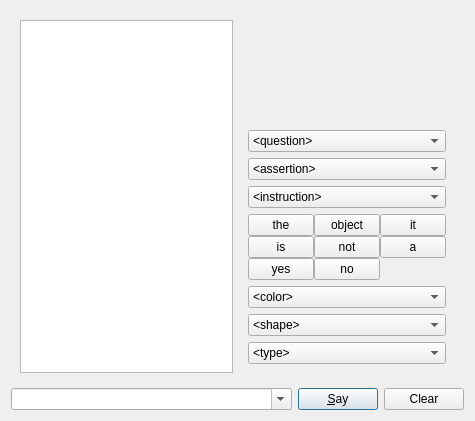
Old version of the form scenarios/george/trunk/src/c++/components/Dialog/res/dialogue.ui in the repository marc-hanheide/cogx.
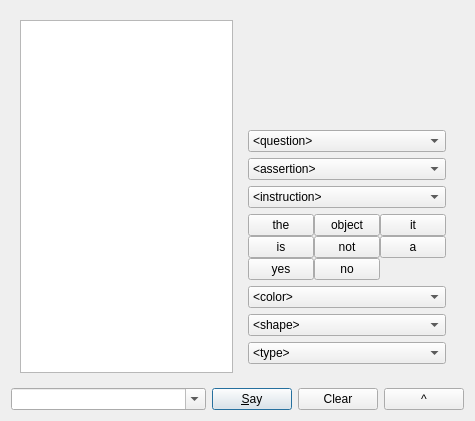
New version of the form.

Commit message: start with hiddent preset buttons

```diff
--- a/scenarios/george/trunk/src/c++/components/Dialog/res/dialogue.ui
+++ b/scenarios/george/trunk/src/c++/components/Dialog/res/dialogue.ui
@@ -413,6 +413,13 @@
        </property>
       </widget>
      </item>
+     <item>
+      <widget class="QPushButton" name="btShowPresets">
+       <property name="text">
+        <string>^</string>
+       </property>
+      </widget>
+     </item>
     </layout>
    </item>
   </layout>
```
Left out of the diff: 2 changed lines with no effect on the pictures. The commit also changes 2 other files.
